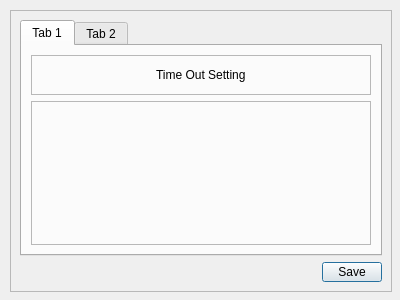
Before: the Qt Designer form Secs_Gem_Simulator/SettingMenu.ui in NHSE/Secs-Gem-Simulator, drawn with Qt 5.
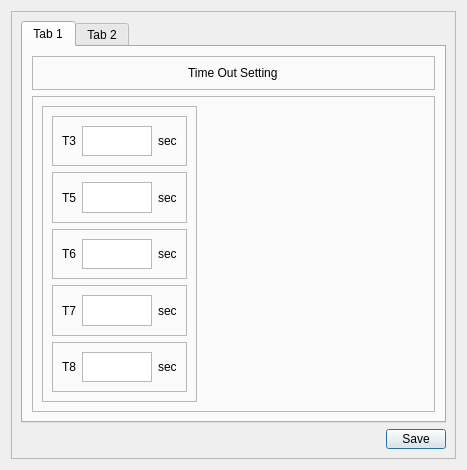
After: the same form once the commit is applied.

Commit message: #2-1 Time Out feat : 1. Setting Menu - Time Setting Menu 개발 완료 2. C:/.config/secs.conf 파일 저장 및 파싱 기능 개발 완료 3. T3, T6 Timer 및 Time Out 로직 개발 완료 4. T5 Timer 개발 예정

```diff
--- a/Secs_Gem_Simulator/SettingMenu.ui
+++ b/Secs_Gem_Simulator/SettingMenu.ui
@@ -6,22 +6,16 @@
    <rect>
     <x>0</x>
     <y>0</y>
-    <width>400</width>
-    <height>300</height>
+    <width>467</width>
+    <height>442</height>
    </rect>
   </property>
   <property name="windowTitle">
    <string>Dialog</string>
   </property>
+  <layout class="QVBoxLayout" name="verticalLayout_4">
+   <item>
   <widget class="QFrame" name="frame">
-   <property name="geometry">
-    <rect>
-     <x>10</x>
-     <y>10</y>
-     <width>382</width>
-     <height>282</height>
-    </rect>
-   </property>
    <property name="frameShape">
     <enum>QFrame::StyledPanel</enum>
    </property>
@@ -65,6 +59,15 @@
          </widget>
         </item>
         <item>
+           <widget class="QFrame" name="frame_9">
+            <property name="frameShape">
+             <enum>QFrame::StyledPanel</enum>
+            </property>
+            <property name="frameShadow">
+             <enum>QFrame::Raised</enum>
+            </property>
+            <layout class="QHBoxLayout" name="horizontalLayout_6">
+             <item>
          <widget class="QFrame" name="frame_3">
           <property name="frameShape">
            <enum>QFrame::StyledPanel</enum>
@@ -72,6 +75,204 @@
           <property name="frameShadow">
            <enum>QFrame::Raised</enum>
           </property>
+               <layout class="QVBoxLayout" name="verticalLayout_5">
+                <item>
+                 <widget class="QFrame" name="frame_4">
+                  <property name="frameShape">
+                   <enum>QFrame::StyledPanel</enum>
+                  </property>
+                  <property name="frameShadow">
+                   <enum>QFrame::Raised</enum>
+                  </property>
+                  <layout class="QHBoxLayout" name="horizontalLayout">
+                   <item>
+                    <widget class="QLabel" name="label_2">
+                     <property name="text">
+                      <string>T3</string>
+                     </property>
+                    </widget>
+                   </item>
+                   <item>
+                    <widget class="QTextEdit" name="tb_T3timer">
+                     <property name="minimumSize">
+                      <size>
+                       <width>0</width>
+                       <height>30</height>
+                      </size>
+                     </property>
+                    </widget>
+                   </item>
+                   <item>
+                    <widget class="QLabel" name="label_7">
+                     <property name="text">
+                      <string>sec</string>
+                     </property>
+                    </widget>
+                   </item>
+                  </layout>
+                 </widget>
+                </item>
+                <item>
+                 <widget class="QFrame" name="frame_5">
+                  <property name="frameShape">
+                   <enum>QFrame::StyledPanel</enum>
+                  </property>
+                  <property name="frameShadow">
+                   <enum>QFrame::Raised</enum>
+                  </property>
+                  <layout class="QHBoxLayout" name="horizontalLayout_2">
+                   <item>
+                    <widget class="QLabel" name="label_3">
+                     <property name="text">
+                      <string>T5</string>
+                     </property>
+                    </widget>
+                   </item>
+                   <item>
+                    <widget class="QTextEdit" name="tb_T5timer">
+                     <property name="minimumSize">
+                      <size>
+                       <width>0</width>
+                       <height>30</height>
+                      </size>
+                     </property>
+                    </widget>
+                   </item>
+                   <item>
+                    <widget class="QLabel" name="label_8">
+                     <property name="text">
+                      <string>sec</string>
+                     </property>
+                    </widget>
+                   </item>
+                  </layout>
+                 </widget>
+                </item>
+                <item>
+                 <widget class="QFrame" name="frame_8">
+                  <property name="frameShape">
+                   <enum>QFrame::StyledPanel</enum>
+                  </property>
+                  <property name="frameShadow">
+                   <enum>QFrame::Raised</enum>
+                  </property>
+                  <layout class="QHBoxLayout" name="horizontalLayout_3">
+                   <item>
+                    <widget class="QLabel" name="label_4">
+                     <property name="text">
+                      <string>T6</string>
+                     </property>
+                    </widget>
+                   </item>
+                   <item>
+                    <widget class="QTextEdit" name="tb_T6timer">
+                     <property name="minimumSize">
+                      <size>
+                       <width>0</width>
+                       <height>30</height>
+                      </size>
+                     </property>
+                    </widget>
+                   </item>
+                   <item>
+                    <widget class="QLabel" name="label_9">
+                     <property name="text">
+                      <string>sec</string>
+                     </property>
+                    </widget>
+                   </item>
+                  </layout>
+                 </widget>
+                </item>
+                <item>
+                 <widget class="QFrame" name="frame_7">
+                  <property name="frameShape">
+                   <enum>QFrame::StyledPanel</enum>
+                  </property>
+                  <property name="frameShadow">
+                   <enum>QFrame::Raised</enum>
+                  </property>
+                  <layout class="QHBoxLayout" name="horizontalLayout_4">
+                   <item>
+                    <widget class="QLabel" name="label_5">
+                     <property name="text">
+                      <string>T7</string>
+                     </property>
+                    </widget>
+                   </item>
+                   <item>
+                    <widget class="QTextEdit" name="tb_T7timer">
+                     <property name="minimumSize">
+                      <size>
+                       <width>0</width>
+                       <height>30</height>
+                      </size>
+                     </property>
+                    </widget>
+                   </item>
+                   <item>
+                    <widget class="QLabel" name="label_10">
+                     <property name="text">
+                      <string>sec</string>
+                     </property>
+                    </widget>
+                   </item>
+                  </layout>
+                 </widget>
+                </item>
+                <item>
+                 <widget class="QFrame" name="frame_6">
+                  <property name="frameShape">
+                   <enum>QFrame::StyledPanel</enum>
+                  </property>
+                  <property name="frameShadow">
+                   <enum>QFrame::Raised</enum>
+                  </property>
+                  <layout class="QHBoxLayout" name="horizontalLayout_5">
+                   <item>
+                    <widget class="QLabel" name="label_6">
+                     <property name="text">
+                      <string>T8</string>
+                     </property>
+                    </widget>
+                   </item>
+                   <item>
+                    <widget class="QTextEdit" name="tb_T8timer">
+                     <property name="minimumSize">
+                      <size>
+                       <width>0</width>
+                       <height>30</height>
+                      </size>
+                     </property>
+                    </widget>
+                   </item>
+                   <item>
+                    <widget class="QLabel" name="label_11">
+                     <property name="text">
+                      <string>sec</string>
+                     </property>
+                    </widget>
+                   </item>
+                  </layout>
+                 </widget>
+                </item>
+               </layout>
+              </widget>
+             </item>
+             <item>
+              <spacer name="horizontalSpacer">
+               <property name="orientation">
+                <enum>Qt::Horizontal</enum>
+               </property>
+               <property name="sizeHint" stdset="0">
+                <size>
+                 <width>500</width>
+                 <height>20</height>
+                </size>
+               </property>
+              </spacer>
+             </item>
+            </layout>
          </widget>
         </item>
        </layout>
@@ -98,6 +299,8 @@
     </item>
    </layout>
   </widget>
+   </item>
+  </layout>
  </widget>
  <resources/>
  <connections/>
```
Left out of the diff: 4 changed lines with no effect on the pictures. Lines whose indentation alone changed are shown as unchanged. The commit also changes 71 other files.
